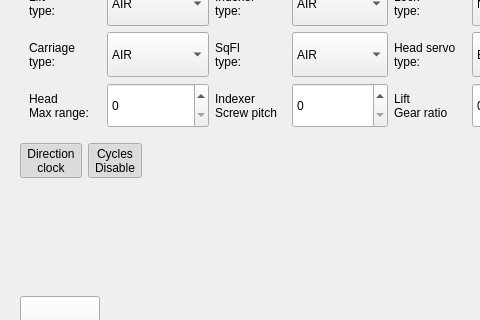
First picture: the form in generalsettingdialog.ui, repository mishkoLitvin/L_Aries-progect, before the edit; both pictures show x 0 to 480 and y 261 to 581 of the 582 by 703 pixel window.
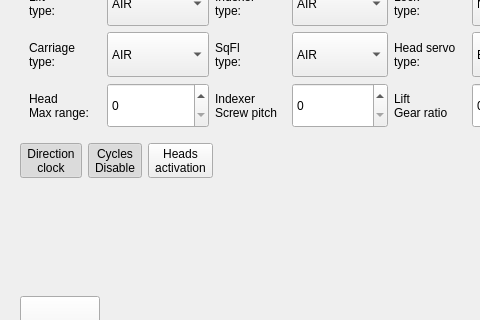
Second picture: the form after the edit. Icons and pictures are not drawn.

Commit message: Bugs fixed. Head activation added. Info widget info added.

Patch:
```diff
--- a/generalsettingdialog.ui
+++ b/generalsettingdialog.ui
@@ -827,6 +827,33 @@
              </property>
             </widget>
            </item>
+           <item>
+            <widget class="QToolButton" name="pButtonHeadsActivation">
+             <property name="text">
+              <string>Heads
+activation</string>
+             </property>
+             <property name="icon">
+              <iconset>
+               <normaloff>:/new/icons/icons/rotateRight.png</normaloff>:/new/icons/icons/rotateRight.png</iconset>
+             </property>
+             <property name="iconSize">
+              <size>
+               <width>50</width>
+               <height>50</height>
+              </size>
+             </property>
+             <property name="checkable">
+              <bool>false</bool>
+             </property>
+             <property name="checked">
+              <bool>false</bool>
+             </property>
+             <property name="toolButtonStyle">
+              <enum>Qt::ToolButtonTextUnderIcon</enum>
+             </property>
+            </widget>
+           </item>
            <item>
             <spacer name="horizontalSpacer_5">
              <property name="orientation">
```
The commit also changes 19 other files.
